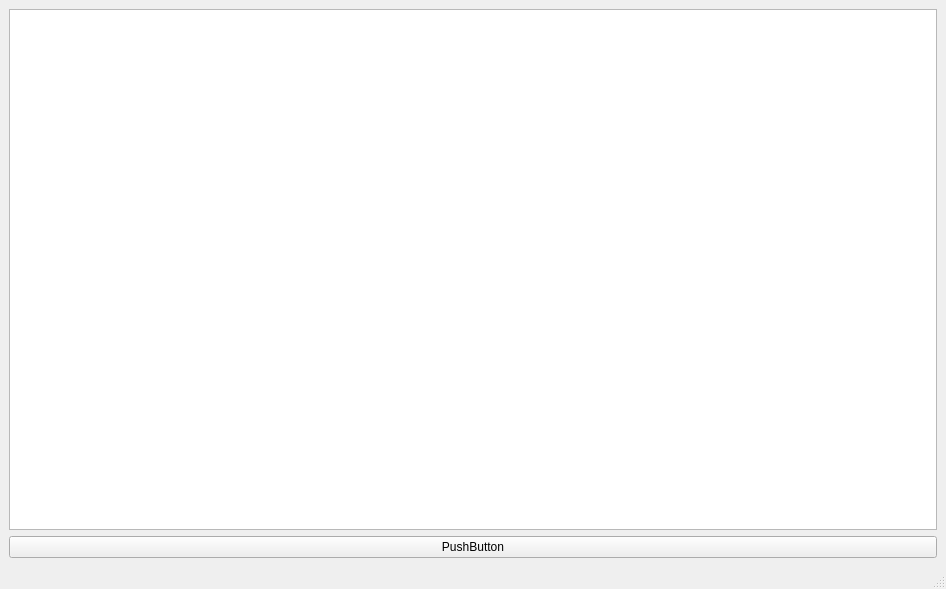
This is analizator_0.1.ui in AnkushinDaniil/Analizator as Qt 5 draws it before an edit. The edited form follows.
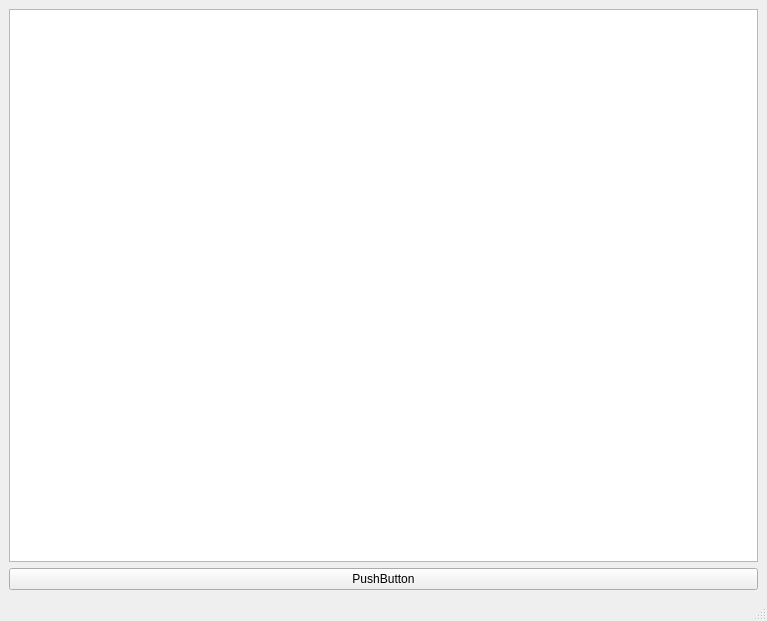
This is the edited form.

Commit message: Первая рабочая версия окна

Diff of the .ui file:
```diff
--- a/analizator_0.1.ui
+++ b/analizator_0.1.ui
@@ -6,24 +6,28 @@
    <rect>
     <x>0</x>
     <y>0</y>
-    <width>946</width>
-    <height>589</height>
+    <width>767</width>
+    <height>621</height>
    </rect>
   </property>
   <property name="windowTitle">
    <string> Анализатор</string>
   </property>
   <widget class="QWidget" name="centralwidget">
-   <layout class="QGridLayout" name="gridLayout_2">
-    <item row="0" column="0">
+   <layout class="QVBoxLayout" name="verticalLayout_2">
+    <item>
+     <layout class="QVBoxLayout" name="verticalLayout">
+      <item>
      <widget class="QGraphicsView" name="graphicsView"/>
     </item>
-    <item row="1" column="0">
-     <widget class="QPushButton" name="pushButton">
+      <item>
+       <widget class="QPushButton" name="openButton">
       <property name="text">
        <string>PushButton</string>
       </property>
      </widget>
+      </item>
+     </layout>
     </item>
    </layout>
   </widget>
```
Lines whose indentation alone changed are shown as unchanged. The commit also changes 2 other files.
